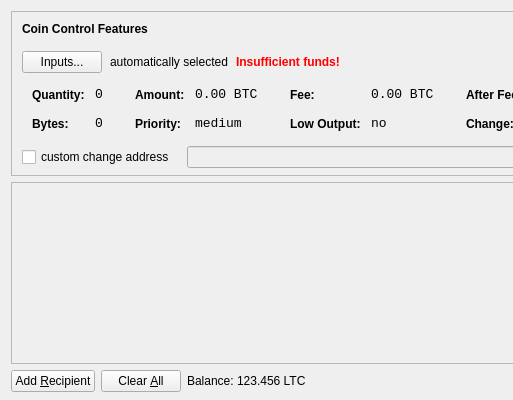
Old version of the form src/qt/forms/sendcoinsdialog.ui in the repository ShardScape/ShardScrypt; both pictures show x 0 to 513 and y 0 to 400 of the 850 by 400 pixel window.
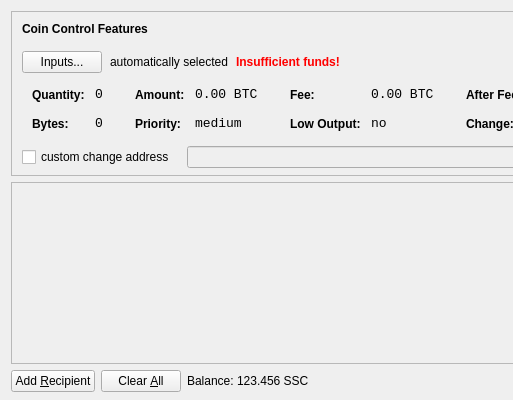
New version of the form. Icons and pictures are not drawn.

Diff of the .ui file:
```diff
--- a/src/qt/forms/sendcoinsdialog.ui
+++ b/src/qt/forms/sendcoinsdialog.ui
@@ -720,7 +720,7 @@
           <cursorShape>IBeamCursor</cursorShape>
          </property>
          <property name="text">
-          <string>123.456 LTC</string>
+          <string>123.456 SSC</string>
          </property>
          <property name="textInteractionFlags">
           <set>Qt::LinksAccessibleByMouse|Qt::TextSelectableByKeyboard|Qt::TextSelectableByMouse</set>
```
